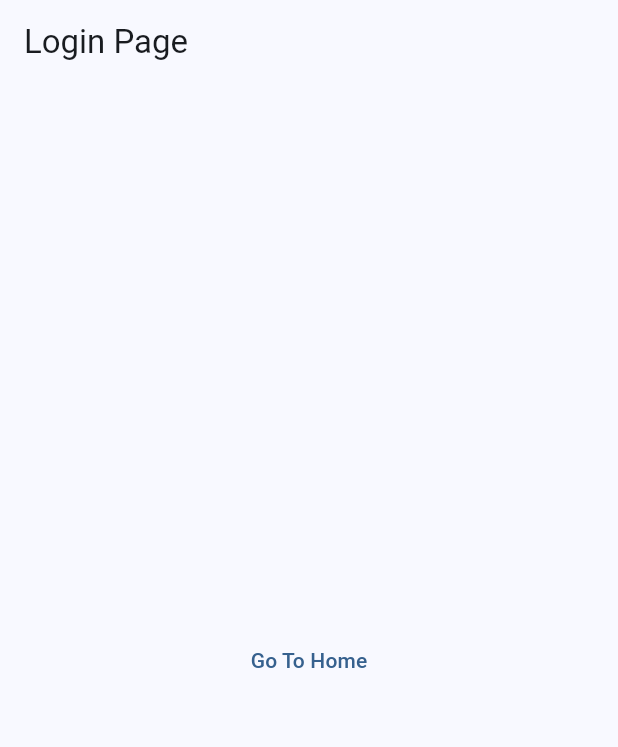
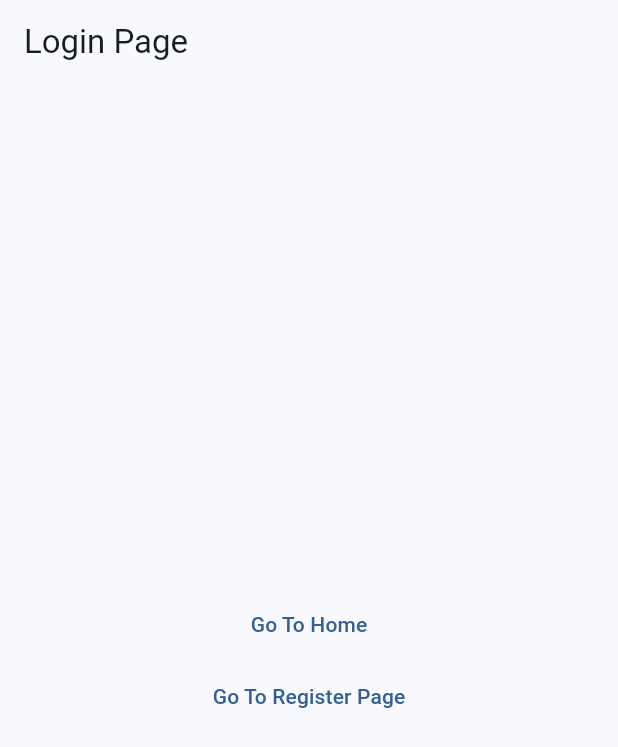
Before and after one commit to nendi123/flutter_first_getx, a Flutter app: the screen it shows after launch, on a phone screen of 412 x 824 dp. Shown: the top 747 px of the screen. Run offline on Flutter 3.47's test engine with Material 2 defaults, Android fonts, the phone set to English and light mode, and no system bars; our stand-ins replace get.

```diff
--- a/lib/pages/login_page.dart
+++ b/lib/pages/login_page.dart
@@ -1,5 +1,6 @@
 import 'package:flutter/material.dart';
 import 'package:flutter_first_getx/pages/home_page.dart';
+import 'package:flutter_first_getx/pages/register_page.dart';
 import 'package:get/get.dart';
 
 class LoginPage extends StatelessWidget {
@@ -12,11 +13,23 @@ class LoginPage extends StatelessWidget {
         title: Text("Login Page"),
       ),
       body: Center(
-        child: TextButton(
-          child: Text('Go To Home'),
-          onPressed: () {
-            Get.to(HomePage());
-          },
+        child: Column(
+          mainAxisAlignment: MainAxisAlignment.center,
+          mainAxisSize: MainAxisSize.max,
+          children: [
+            TextButton(
+              child: Text('Go To Home'),
+              onPressed: () {
+                Get.to(HomePage());
+              },
+            ),
+            TextButton(
+              child: Text('Go To Register Page'),
+              onPressed: () {
+                Get.to(RegisterPage());
+              },
+            ),
+          ],
         ),
       ),
     );
```
Also changed, not shown: lib/pages/register_page.dart (added, +24 -0 lines), 12 other files.
